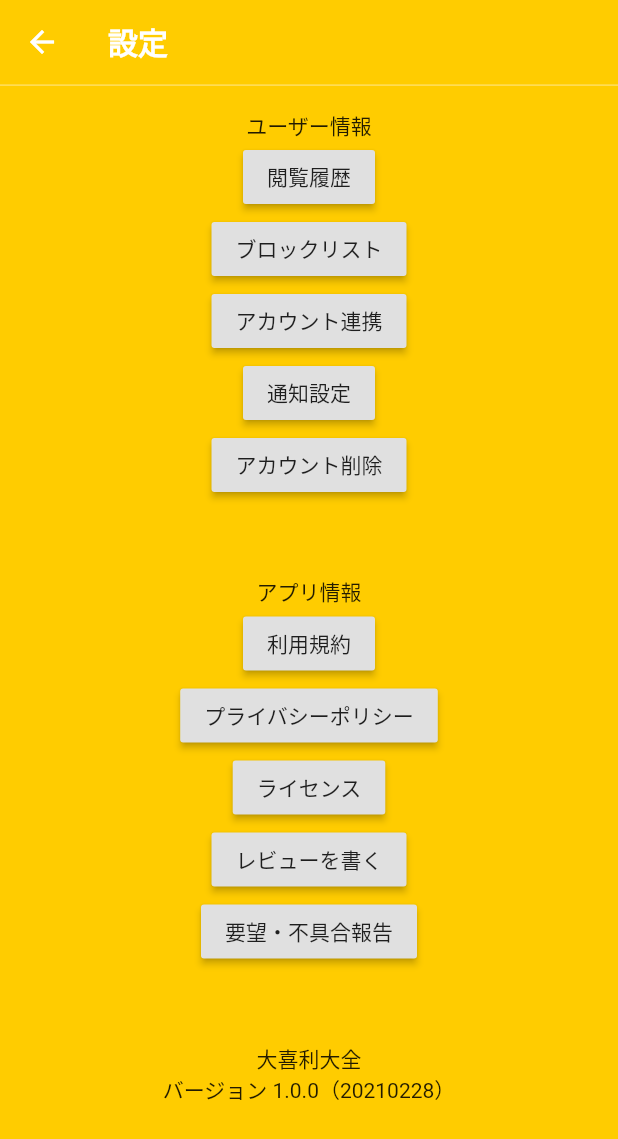
After one commit to zwtin/oogiri_taizen, a Flutter app: the SettingView screen opened directly, on a phone screen of 412 x 824 dp. The commit adds this screen. Shown: the top 1139 px of the screen. Run offline on Flutter 3.47's test engine with Material 2 defaults, Android fonts, the phone set to English and light mode, and no system bars; drawn by our look-alikes of loading_overlay; our stand-ins replace cached_network_image, cloud_firestore, firebase_auth, firebase_core, firebase_crashlytics, firebase_dynamic_links and 10 more; missing offline and left inert: enum_to_string, ff_navigation_bar, sweetalert; accounts and stored records are empty; network calls fail.

Commit message:
設定画面を追加

```diff
--- /dev/null
+++ b/lib/ui/setting/setting_view.dart
@@ -0,0 +1,148 @@
+import 'package:cached_network_image/cached_network_image.dart';
+import 'package:flutter/material.dart';
+import 'package:flutter_hooks/flutter_hooks.dart';
+import 'package:hooks_riverpod/hooks_riverpod.dart';
+import 'package:loading_overlay/loading_overlay.dart';
+import 'package:oogiritaizen/ui/alert/alert_view_model.dart';
+import 'package:oogiritaizen/ui/bottom_tab/navigator_view_model.dart';
+import 'package:oogiritaizen/ui/post_topic/post_topic_view_model.dart';
+import 'package:oogiritaizen/ui/setting/setting_view_model.dart';
+import 'package:sweetalert/sweetalert.dart';
+import 'package:oogiritaizen/model/extension/string_extension.dart';
+
+class SettingView extends HookWidget {
+  final id = StringExtension.randomString(8);
+
+  @override
+  Widget build(BuildContext context) {
+    final viewModel = useProvider(settingViewModelProvider(id));
+
+    return ProviderListener(
+      onChange: (BuildContext context, AlertViewModel alertViewModel) {
+        SweetAlert.show(
+          context,
+          title: alertViewModel.alertEntity.title,
+          subtitle: alertViewModel.alertEntity.subtitle,
+          showCancelButton: alertViewModel.alertEntity.showCancelButton,
+          onPress: alertViewModel.alertEntity.onPress,
+          style: alertViewModel.alertEntity.style,
+        );
+      },
+      provider: alertViewModelProvider(id),
+      child: ProviderListener(
+        onChange:
+            (BuildContext context, NavigatorViewModel navigatorViewModel) {
+          if (navigatorViewModel.nextWidget != null) {
+            Navigator.of(context, rootNavigator: navigatorViewModel.fullScreen)
+                .push(
+              MaterialPageRoute<Widget>(
+                builder: (BuildContext context) {
+                  return navigatorViewModel.nextWidget;
+                },
+                fullscreenDialog: navigatorViewModel.fullScreen,
+              ),
+            );
+          } else if (navigatorViewModel.toRoot) {
+            Navigator.of(context).popUntil((route) => route.isFirst);
+          } else {
+            Navigator.of(context).pop();
+          }
+        },
+        provider: navigatorViewModelProvider(id),
+        child: LoadingOverlay(
+          isLoading: viewModel.isConnecting,
+          color: Colors.grey,
+          child: Scaffold(
+            // ナビゲーションバー
+            appBar: AppBar(
+              title: const Text(
+                '設定',
+                style: TextStyle(
+                  color: Colors.white,
+                  fontWeight: FontWeight.bold,
+                ),
+              ),
+              backgroundColor: const Color(0xFFFFCC00),
+              elevation: 0, // 影をなくす
+              bottom: PreferredSize(
+                child: Container(
+                  color: Colors.white24,
+                  height: 1,
+                ),
+                preferredSize: const Size.fromHeight(1),
+              ),
+            ),
+            body: Stack(
+              children: [
+                Container(
+                  color: const Color(0xFFFFCC00),
+                ),
+                SingleChildScrollView(
+                  child: Padding(
+                    padding: const EdgeInsets.all(16),
+                    child: Column(
+                      mainAxisSize: MainAxisSize.min,
+                      mainAxisAlignment: MainAxisAlignment.center,
+                      children: <Widget>[
+                        Text('ユーザー情報'),
+                        RaisedButton(
+                          onPressed: () {},
+                          child: Text('閲覧履歴'),
+                        ),
+                        RaisedButton(
+                          onPressed: () {},
+                          child: Text('ブロックリスト'),
+                        ),
+                        RaisedButton(
+                          onPressed: () {},
+                          child: Text('アカウント連携'),
+                        ),
+                        RaisedButton(
+                          onPressed: () {},
+                          child: Text('通知設定'),
+                        ),
+                        RaisedButton(
+                          onPressed: () {},
+                          child: Text('アカウント削除'),
+                        ),
+                        Container(
+                          height: 50,
+                        ),
+                        Text('アプリ情報'),
+                        RaisedButton(
+                          onPressed: () {},
+                          child: Text('利用規約'),
+                        ),
+                        RaisedButton(
+                          onPressed: () {},
+                          child: Text('プライバシーポリシー'),
+                        ),
+                        RaisedButton(
+                          onPressed: () {},
+                          child: Text('ライセンス'),
+                        ),
+                        RaisedButton(
+                          onPressed: () {},
+                          child: Text('レビューを書く'),
+                        ),
+                        RaisedButton(
+                          onPressed: () {},
+                          child: Text('要望・不具合報告'),
+                        ),
+                        Container(
+                          height: 50,
+                        ),
+                        Text('大喜利大全'),
+                        Text('バージョン 1.0.0（20210228）'),
+                      ],
+                    ),
+                  ),
+                ),
+              ],
+            ),
+          ),
+        ),
+      ),
+    );
+  }
+}
--- /dev/null
+++ b/lib/ui/setting/setting_view_model.dart
@@ -0,0 +1,46 @@
+import 'package:flutter/material.dart';
+import 'package:hooks_riverpod/hooks_riverpod.dart';
+import 'package:oogiritaizen/model/use_case_impl/user_use_case_impl.dart';
+import 'package:oogiritaizen/model/entity/user_entity.dart';
+import 'package:oogiritaizen/model/use_case/user_use_case.dart';
+
+final settingViewModelProvider =
+    ChangeNotifierProvider.autoDispose.family<SettingViewModel, String>(
+  (ref, id) {
+    final settingViewModel = SettingViewModel(
+      id,
+      ref,
+      ref.watch(userUseCaseProvider(id)),
+    );
+    ref.onDispose(settingViewModel.disposed);
+    return settingViewModel;
+  },
+);
+
+class SettingViewModel extends ChangeNotifier {
+  SettingViewModel(
+    this.id,
+    this.providerReference,
+    this.userUseCase,
+  ) {
+    setup();
+  }
+
+  final String id;
+  final ProviderReference providerReference;
+  final UserUseCase userUseCase;
+
+  bool isConnecting = false;
+  UserEntity loginUser;
+
+  Future<void> setup() async {
+    loginUser = await userUseCase.getLoginUser();
+    notifyListeners();
+  }
+
+  Future<void> postSetting() async {}
+
+  Future<void> disposed() async {
+    debugPrint(id);
+  }
+}
```
Also changed, not shown: lib/ui/my_profile/my_profile_view.dart (+6 -1 lines), lib/ui/my_profile/my_profile_view_model.dart (+7 -0 lines), 1 other file.
